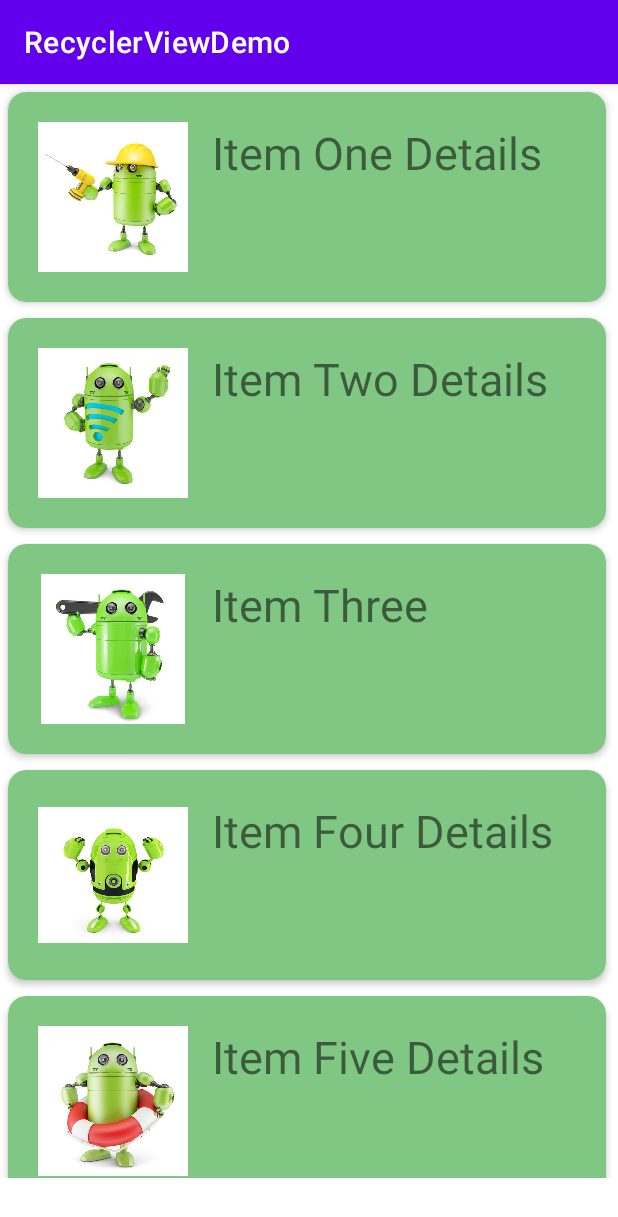
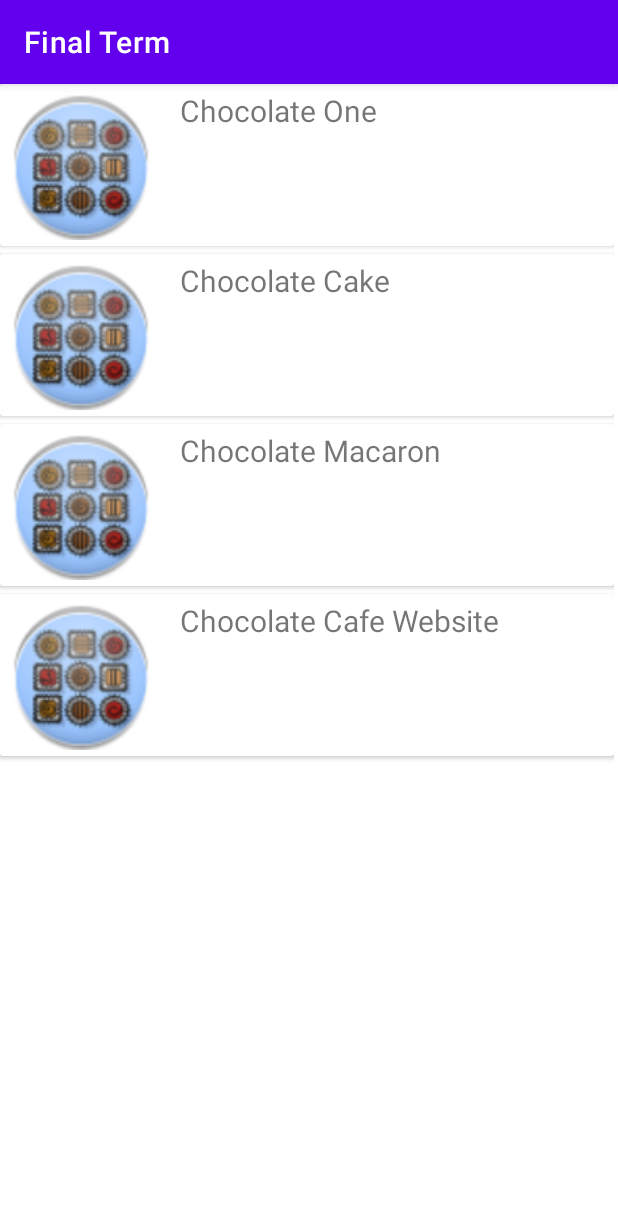
Before and after one commit to harshitpunn/Android-Recycler-Demo, an Android app: the screen it shows after launch (MainActivity), on a phone screen of 412 x 824 dp. Shown: the top 1217 px of the screen. Run offline under Robolectric (Android 15) with nearby library versions, the phone set to English and light mode, and no system bars.

Commit message:
Updating recycler demo

```diff
--- a/app/src/main/java/com/example/recyclerviewdemo/MainActivity.java
+++ b/app/src/main/java/com/example/recyclerviewdemo/MainActivity.java
@@ -21,7 +21,7 @@ public class MainActivity extends AppCompatActivity {
         recyclerView = findViewById(R.id.recycler_view);
         layoutManager = new LinearLayoutManager(this);
         recyclerView.setLayoutManager(layoutManager);
-        adapter = new RecyclerAdapter();
+        adapter = new RecyclerAdapter(MainActivity.this);
         recyclerView.setAdapter(adapter);
 
     }
--- a/app/src/main/java/com/example/recyclerviewdemo/RecyclerAdapter.java
+++ b/app/src/main/java/com/example/recyclerviewdemo/RecyclerAdapter.java
@@ -1,5 +1,9 @@
 package com.example.recyclerviewdemo;
 
+import android.content.Context;
+import android.content.Intent;
+import android.net.Uri;
+import android.os.Bundle;
 import android.view.LayoutInflater;
 import android.view.View;
 import android.view.ViewGroup;
@@ -13,19 +17,17 @@ import com.google.android.material.snackbar.Snackbar;
 
 public class RecyclerAdapter extends RecyclerView.Adapter<RecyclerAdapter.ViewHolder> {
 
-    private String[] titles = {"Chapter One", "Chapter Two", "Chapter Three", "Chapter Four", "Chapter Five", "Chapter Six", "Chapter Seven","Chapter Eight"};
+    public RecyclerAdapter(Context context) {
+        this.context = context;
+    }
+    private Context context;
 
-    private String[] details = {"Item One Details", "Item Two Details", "Item Three Details", "Item Four Details", "Item Five Details", "Item Six Details", "Item Seven Details", "Item Eight Details"};
+    private String[] titles = {"Chocolate One", "Chocolate Cake", "Chocolate Macaron", "Chocolate Cafe Website"};
+
+    private String[] details = {"Chocolate One", "Chocolate Cake", "Chocolate Macaron", "Chocolate Cafe Website"};
 
     private int[] images = {
-        R.drawable.android_image_1,
-            R.drawable.android_image_2,
-            R.drawable.android_image_3,
-            R.drawable.android_image_4,
-            R.drawable.android_image_5,
-            R.drawable.android_image_6,
-            R.drawable.android_image_7,
-            R.drawable.android_image_8
+        R.drawable.ic_launcher,
     };
 
     @NonNull
@@ -39,9 +41,8 @@ public class RecyclerAdapter extends RecyclerView.Adapter<RecyclerAdapter.ViewHo
 
     @Override
     public void onBindViewHolder(@NonNull ViewHolder viewHolder, int i) {
-        viewHolder.itemTitle.setText(titles[i]);
         viewHolder.itemTitle.setText(details[i]);
-        viewHolder.itemImage.setImageResource(images[i]);
+        viewHolder.itemImage.setImageResource(images[0]);
 
     }
 
@@ -55,6 +56,8 @@ public class RecyclerAdapter extends RecyclerView.Adapter<RecyclerAdapter.ViewHo
         TextView itemTitle;
         TextView itemDetail;
 
+
+
         public ViewHolder(@NonNull View itemView) {
             super(itemView);
             itemImage = itemView.findViewById(R.id.item_image);
@@ -64,7 +67,17 @@ public class RecyclerAdapter extends RecyclerView.Adapter<RecyclerAdapter.ViewHo
                 @Override
                 public void onClick(View v) {
                     int position = getAdapterPosition();
-                    Snackbar.make(v, "Click detect on item"+ position, Snackbar.LENGTH_LONG).setAction("Action", null).show();
+                    if(position == 3) {
+                        Intent intent = new Intent(Intent.ACTION_VIEW).setData(Uri.parse("http://www.chocolatharlem.com"));
+                        v.getContext().startActivity(intent);
+                    }
+                    else {
+                        Intent intent = new Intent(context,SecondActivity.class );
+                        Bundle bundle = new Bundle();
+                        bundle.putString("title", titles[position]);
+                        bundle.putInt("image",position);
+                        intent.putExtras(bundle);
+                        context.startActivity(intent);                    }
                 }
             });
         }
--- a/app/src/main/res/layout/card_layout.xml
+++ b/app/src/main/res/layout/card_layout.xml
@@ -4,10 +4,7 @@
     android:layout_height="wrap_content"
     xmlns:app="http://schemas.android.com/apk/res-auto"
     android:id="@+id/card_view"
-    android:layout_margin="5dp"
-    app:cardBackgroundColor="#81C784"
-    app:cardCornerRadius="12dp"
-    app:cardElevation="3dp"
+    android:layout_marginBottom="5dp"
     app:contentPadding="4dp"
     android:foreground="?selectableItemBackground"
     android:clickable="true">
@@ -15,8 +12,7 @@
     <androidx.constraintlayout.widget.ConstraintLayout
         android:id="@+id/relativeLayout"
         android:layout_width="match_parent"
-        android:layout_height="wrap_content"
-        android:padding="16dp" >
+        android:layout_height="wrap_content">
 
 
     <ImageView
@@ -31,7 +27,7 @@
             android:layout_width="236dp"
             android:layout_height="39dp"
             android:layout_marginStart="16dp"
-            android:textSize="30sp"
+            android:textSize="20sp"
             app:layout_constraintLeft_toRightOf="@+id/item_image"
             app:layout_constraintStart_toEndOf="@+id/item_image"
             app:layout_constraintTop_toTopOf="parent" />
@@ -41,7 +37,7 @@
             android:layout_height="16dp"
             android:layout_marginStart="16dp"
             android:layout_marginTop="8dp"
-            android:textSize="30sp"
+            android:textSize="20sp"
             app:layout_constraintLeft_toRightOf="@+id/item_image"
             app:layout_constraintStart_toEndOf="@+id/item_image"
             app:layout_constraintTop_toBottomOf="@+id/item_title" />
--- a/app/src/main/res/values/strings.xml
+++ b/app/src/main/res/values/strings.xml
@@ -1,3 +1,3 @@
 <resources>
-    <string name="app_name">RecyclerViewDemo</string>
+    <string name="app_name">Final Term</string>
 </resources>
```
Also changed, not shown: app/src/main/AndroidManifest.xml (+7 -0 lines), app/src/main/res/drawable/android_image_1.jpg (deleted), app/src/main/res/drawable/android_image_2.jpg (deleted), app/src/main/res/drawable/android_image_3.jpg (deleted), app/src/main/res/drawable/android_image_4.jpg (deleted), app/src/main/res/drawable/android_image_5.jpg (deleted), app/src/main/res/drawable/android_image_6.jpg (deleted), app/src/main/res/drawable/android_image_7.jpg (deleted), app/src/main/res/drawable/android_image_8.jpg (deleted), app/src/main/res/drawable/cake.png (added), app/src/main/res/drawable/ic_launcher.png (added), app/src/main/res/drawable/macaron.png (added), app/src/main/res/drawable/mousse.png (added).
